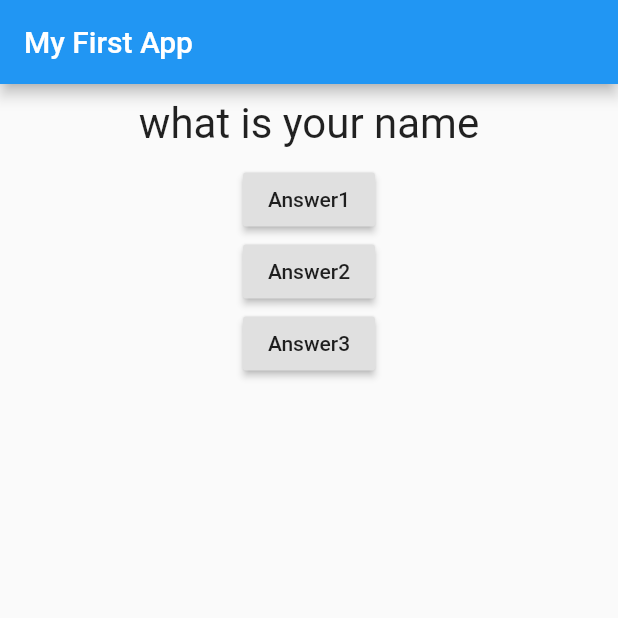
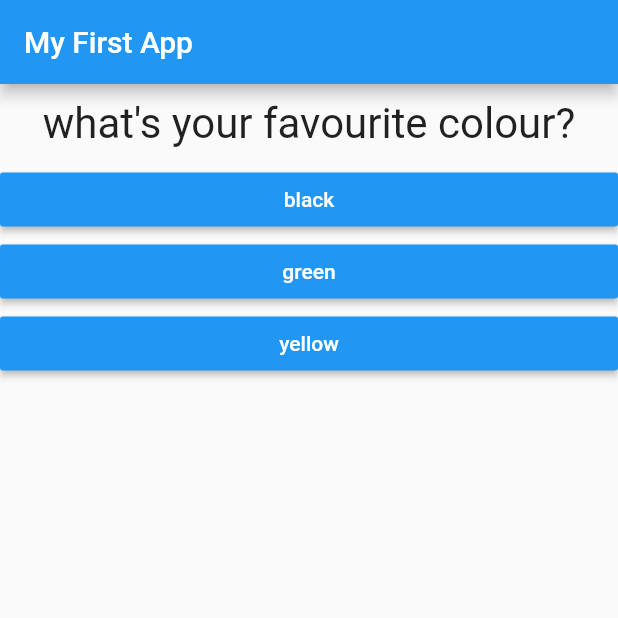
Before and after one commit to sahyun1/quizz_app, a Flutter app: the screen it shows after launch, on a phone screen of 412 x 824 dp, the top half of it. Run offline on Flutter 3.47's test engine with Material 2 defaults, Android fonts, the phone set to English and light mode, and no system bars.

Commit message:
added answer widget

```diff
--- /dev/null
+++ b/lib/answer.dart
@@ -0,0 +1,23 @@
+import 'package:flutter/material.dart';
+
+class Answer extends StatelessWidget {
+  //const ({ Key? key }) : super(key: key);
+
+  final Function selectHandler;
+  final String answerText;
+
+  Answer(this.selectHandler, this.answerText);
+
+  @override
+  Widget build(BuildContext context) {
+    return Container(
+      width: double.infinity,
+      child: RaisedButton(
+        color: Colors.blue,
+        textColor: Colors.white,
+        child: Text(answerText),
+        onPressed: selectHandler,
+      ),
+    );
+  }
+}
--- a/lib/main.dart
+++ b/lib/main.dart
@@ -2,6 +2,7 @@ import 'package:flutter/material.dart';
 import 'package:quizz_app/question.dart';
 
 import './question.dart';
+import './answer.dart';
 // void main() {
 //   runApp(MyApp());
 // }
@@ -16,10 +17,23 @@ class MyApp extends StatefulWidget {
 }
 
 class _MyAppState extends State<MyApp> {
-  var questions = ['what is your name', 'what is your colour'];
+  var questions = [
+    {
+      'questionText': 'what\'s your favourite colour?',
+      'answers': ['black', 'green', 'yellow']
+    },
+    {
+      'questionText': 'what\'s your favourite animal?',
+      'answers': ['Tiger', 'Cat', 'Dog']
+    },
+    {
+      'questionText': 'what\'s your favourite car?',
+      'answers': ['KIA', 'Hyundai', 'Ford']
+    }
+  ];
   var _questionIndex = 0;
 
-  void answerQuestion() {
+  void _answerQuestion() {
     setState(() {
       _questionIndex = _questionIndex + 1;
     });
@@ -36,19 +50,11 @@ class _MyAppState extends State<MyApp> {
       ),
       body: Column(
         children: [
-          Question(questions[_questionIndex]),
-          RaisedButton(
-            child: Text('Answer1'),
-            onPressed: answerQuestion,
-          ),
-          RaisedButton(
-            child: Text('Answer2'),
-            onPressed: answerQuestion,
-          ),
-          RaisedButton(
-            child: Text('Answer3'),
-            onPressed: answerQuestion,
-          )
+          Question(questions[_questionIndex]['questionText']),
+          ...(questions[_questionIndex]['answers'] as List<String>)
+              .map((answer) {
+            return Answer(_answerQuestion, answer);
+          }).toList()
         ],
       ),
     ));
```
